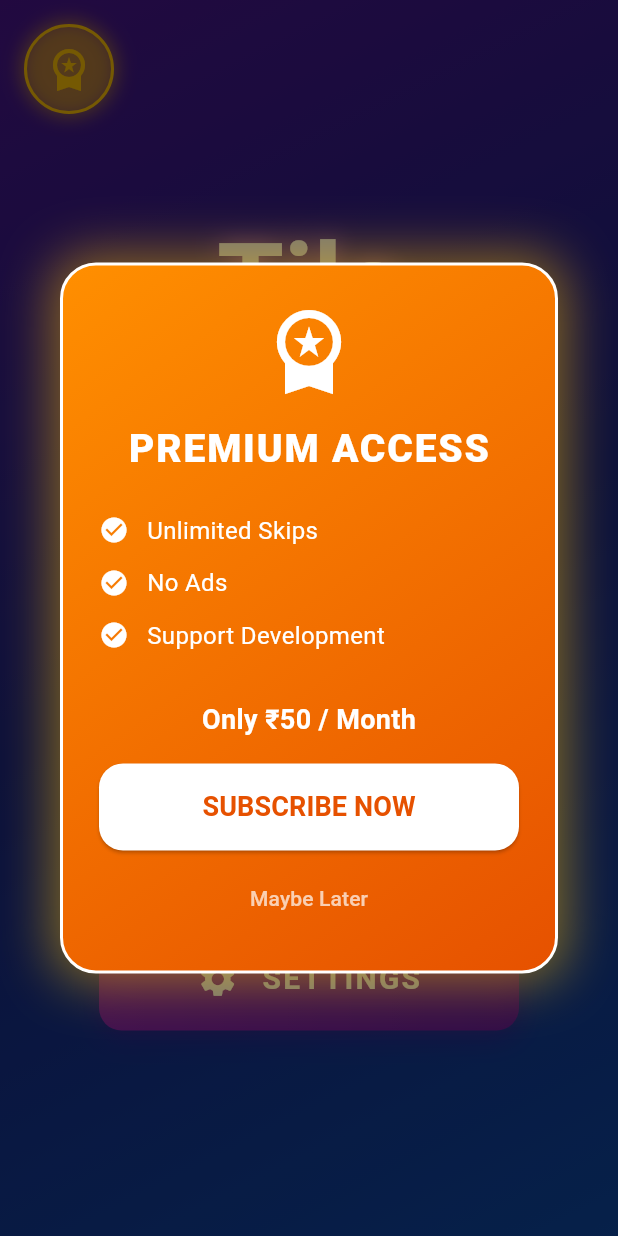
After one commit to vijayakumardevforge/flutter-tile-puzzle-game, a Flutter app: the screen it shows after launch, after a tap on the "workspace premium" icon, on a phone screen of 412 x 824 dp. The commit adds this screen. Run offline on Flutter 3.47's test engine with Material 3 defaults, Android fonts, the phone set to English and light mode, and no system bars; our stand-ins replace audioplayers, confetti, shared_preferences.

Commit message:
feat: Introduce game progression with storage, premium subscription dialog, and enhanced game UI including hints and 'make easy' options.

```diff
--- a/lib/game/storage.dart
+++ b/lib/game/storage.dart
@@ -61,6 +61,16 @@ class GameStorage {
     return _prefs!.getInt('max_level') ?? 1;
   }
 
+  bool getPremiumStatus() {
+    if (_prefs == null) return false;
+    return _prefs!.getBool('is_premium') ?? false;
+  }
+
+  Future<void> savePremiumStatus(bool isPremium) async {
+    await initialize();
+    await _prefs!.setBool('is_premium', isPremium);
+  }
+
   Future<void> resetAllProgress() async {
     await initialize();
     final keys = _prefs!.getKeys();
--- a/lib/screens/main_menu.dart
+++ b/lib/screens/main_menu.dart
@@ -4,6 +4,7 @@ import '../game/instructions.dart';
 import '../game/audio_manager.dart';
 import '../game/ui.dart'; // Added
 import '../game/storage.dart'; // Added
+import '../widgets/premium_dialog.dart';
 
 import 'settings.dart';
 import 'level_selection.dart';
@@ -39,7 +40,54 @@ class _MainMenuScreenState extends State<MainMenuScreen> {
           ),
         ),
         child: SafeArea(
-          child: Center(
+          child: Stack(
+            children: [
+              // Premium Button (Top Left)
+              Positioned(
+                top: 16,
+                left: 16,
+                child: GestureDetector(
+                  onTap: () {
+                    showDialog(
+                      context: context,
+                      builder: (context) => PremiumSubscriptionDialog(
+                        onSubscribe: () async {
+                          await GameStorage().savePremiumStatus(true);
+                          if (context.mounted) {
+                            ScaffoldMessenger.of(context).showSnackBar(
+                              const SnackBar(
+                                content: Text('Premium Activated!'),
+                                backgroundColor: Colors.amber,
+                              ),
+                            );
+                          }
+                        },
+                      ),
+                    );
+                  },
+                  child: Container(
+                    padding: const EdgeInsets.all(12),
+                    decoration: BoxDecoration(
+                      color: Colors.amber.withOpacity(0.2),
+                      shape: BoxShape.circle,
+                      border: Border.all(color: Colors.amber, width: 2),
+                      boxShadow: [
+                        BoxShadow(
+                          color: Colors.amber.withOpacity(0.5),
+                          blurRadius: 10,
+                          spreadRadius: 2,
+                        ),
+                      ],
+                    ),
+                    child: const Icon(
+                      Icons.workspace_premium, // Crown-like icon
+                      color: Colors.amber,
+                      size: 32,
+                    ),
+                  ),
+                ),
+              ),
+              Center(
                 child: Column(
                   mainAxisAlignment: MainAxisAlignment.center,
                   children: [
@@ -138,6 +186,8 @@ class _MainMenuScreenState extends State<MainMenuScreen> {
                   ],
                 ),
               ),
+            ],
+          ),
         ),
       ),
     );
--- /dev/null
+++ b/lib/widgets/premium_dialog.dart
@@ -0,0 +1,104 @@
+import 'package:flutter/material.dart';
+
+class PremiumSubscriptionDialog extends StatelessWidget {
+  final VoidCallback onSubscribe;
+
+  const PremiumSubscriptionDialog({super.key, required this.onSubscribe});
+
+  @override
+  Widget build(BuildContext context) {
+    return Dialog(
+      backgroundColor: Colors.transparent,
+      child: Container(
+        padding: const EdgeInsets.all(24),
+        decoration: BoxDecoration(
+          gradient: LinearGradient(
+            begin: Alignment.topLeft,
+            end: Alignment.bottomRight,
+            colors: [Colors.amber.shade800, Colors.orange.shade900],
+          ),
+          borderRadius: BorderRadius.circular(24),
+          border: Border.all(color: Colors.white, width: 2),
+          boxShadow: [
+            BoxShadow(
+              color: Colors.amber.withOpacity(0.5),
+              blurRadius: 30,
+              spreadRadius: 5,
+            ),
+          ],
+        ),
+        child: Column(
+          mainAxisSize: MainAxisSize.min,
+          children: [
+            const Icon(Icons.workspace_premium, color: Colors.white, size: 64),
+            const SizedBox(height: 16),
+            const Text(
+              'PREMIUM ACCESS',
+              style: TextStyle(
+                color: Colors.white,
+                fontSize: 26,
+                fontWeight: FontWeight.w900,
+                letterSpacing: 1.2,
+              ),
+            ),
+            const SizedBox(height: 24),
+            _buildPremiumBenefit(Icons.check_circle, 'Unlimited Skips'),
+            const SizedBox(height: 12),
+            _buildPremiumBenefit(Icons.check_circle, 'No Ads'),
+            const SizedBox(height: 12),
+            _buildPremiumBenefit(Icons.check_circle, 'Support Development'),
+            const SizedBox(height: 32),
+            const Text(
+              'Only ₹50 / Month',
+              style: TextStyle(
+                color: Colors.white,
+                fontSize: 18,
+                fontWeight: FontWeight.bold,
+              ),
+            ),
+            const SizedBox(height: 16),
+            SizedBox(
+              width: double.infinity,
+              child: ElevatedButton(
+                onPressed: () {
+                  onSubscribe();
+                  Navigator.pop(context); // Close the dialog
+                },
+                style: ElevatedButton.styleFrom(
+                  padding: const EdgeInsets.symmetric(vertical: 16),
+                  backgroundColor: Colors.white,
+                  foregroundColor: Colors.orange.shade900,
+                  shape: RoundedRectangleBorder(
+                    borderRadius: BorderRadius.circular(16),
+                  ),
+                ),
+                child: const Text(
+                  'SUBSCRIBE NOW',
+                  style: TextStyle(fontSize: 18, fontWeight: FontWeight.bold),
+                ),
+              ),
+            ),
+            const SizedBox(height: 8),
+            TextButton(
+              onPressed: () => Navigator.pop(context),
+              child: const Text(
+                'Maybe Later',
+                style: TextStyle(color: Colors.white70),
+              ),
+            ),
+          ],
+        ),
+      ),
+    );
+  }
+
+  Widget _buildPremiumBenefit(IconData icon, String text) {
+    return Row(
+      children: [
+        Icon(icon, color: Colors.white, size: 20),
+        const SizedBox(width: 12),
+        Text(text, style: const TextStyle(color: Colors.white, fontSize: 16)),
+      ],
+    );
+  }
+}
```
Also changed, not shown: lib/game/ui.dart (+129 -123 lines). Lines whose indentation alone changed are shown as unchanged.
